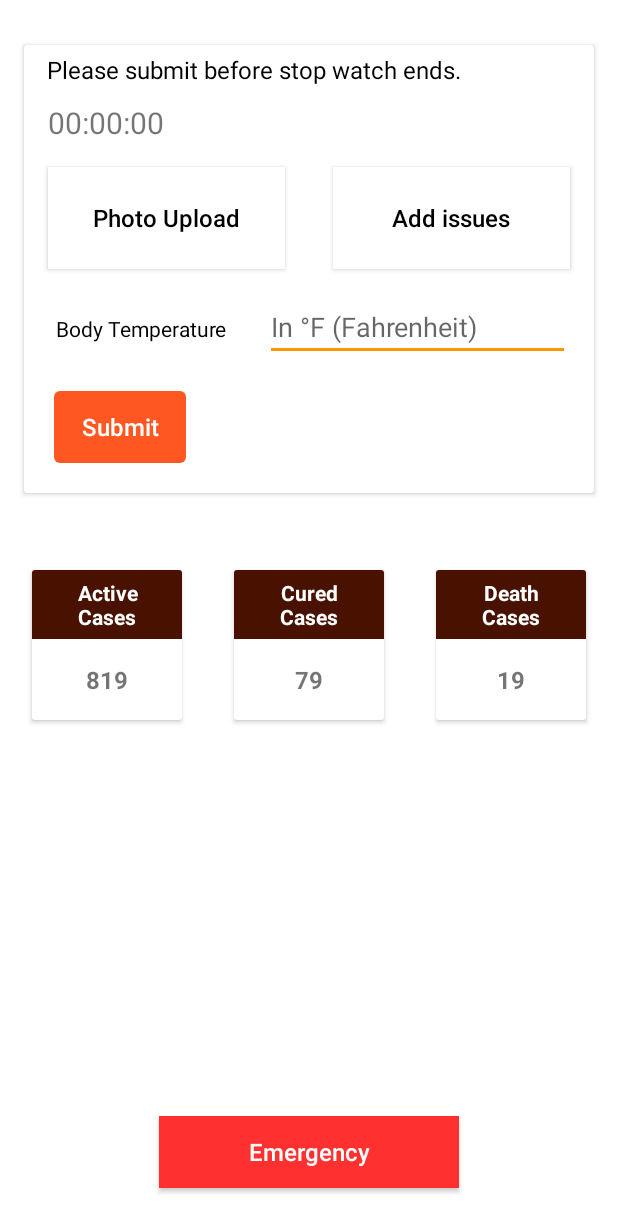
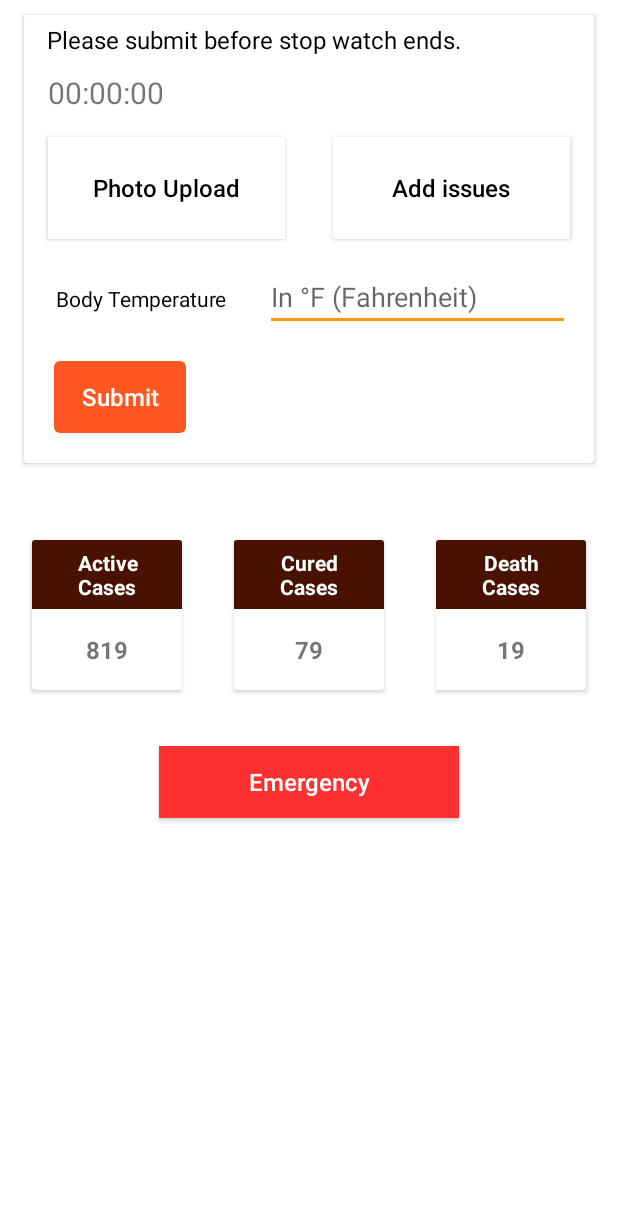
Before and after one commit to KashyapBhat/QuarantineMe, an Android app: the layout fragment_quarantined_home.xml on its own in the app's theme, with its tools: preview values and no code run, on a phone screen of 412 x 824 dp. Shown: the top 1232 px of the screen. Run offline under Robolectric (Android 15) with nearby library versions, the phone set to English and light mode, and no system bars.

Commit message:
--- banner

```diff
--- a/app/src/main/AndroidManifest.xml
+++ b/app/src/main/AndroidManifest.xml
@@ -18,6 +18,8 @@
         tools:ignore="ProtectedPermissions" />
     <uses-permission android:name="android.permission.WAKE_LOCK" />
     <uses-permission android:name="android.permission.USE_BIOMETRIC" />
+    <uses-permission android:name="android.permission.CALL_PHONE"/>
+
 
     <meta-data
         android:name="com.google.android.gms.vision.DEPENDENCIES"
--- a/app/src/main/java/kashyap/in/yajurvedaproject/models/Quarantine.kt
+++ b/app/src/main/java/kashyap/in/yajurvedaproject/models/Quarantine.kt
@@ -1,6 +1,7 @@
 package kashyap.`in`.yajurvedaproject.models
 
 import android.os.Parcelable
+import android.telephony.emergency.EmergencyNumber
 import kotlinx.android.parcel.Parcelize
 
 @Parcelize
@@ -10,5 +11,6 @@ data class Quarantine(
     val deathCase: String?,
     val informationList: List<Information?>?,
     val notificationList: List<Notification?>?,
-    val xMins: Long? = 15
+    val xMins: Long? = 15,
+    val emergencyNumber: String?
 ) : Parcelable
--- a/app/src/main/res/layout/fragment_quarantined_home.xml
+++ b/app/src/main/res/layout/fragment_quarantined_home.xml
@@ -1,16 +1,26 @@
 <?xml version="1.0" encoding="utf-8"?>
-<RelativeLayout xmlns:android="http://schemas.android.com/apk/res/android"
+<ScrollView xmlns:android="http://schemas.android.com/apk/res/android"
+    xmlns:tools="http://schemas.android.com/tools"
     android:layout_width="match_parent"
     android:layout_height="match_parent"
-    android:background="@color/white"
-    android:paddingTop="@dimen/_20dp">
+    android:background="@color/white">
 
+    <RelativeLayout
+        android:layout_width="match_parent"
+        android:layout_height="wrap_content">
+
+        <androidx.recyclerview.widget.RecyclerView
+            android:id="@+id/rvBanner"
+            android:layout_width="match_parent"
+            android:layout_height="wrap_content"
+            android:layout_alignParentTop="true"
+            android:overScrollMode="ifContentScrolls" />
 
         <androidx.cardview.widget.CardView
             android:id="@+id/cvMain"
             android:layout_width="match_parent"
             android:layout_height="wrap_content"
-        android:layout_alignParentTop="true"
+            android:layout_below="@+id/rvBanner"
             android:layout_marginStart="@dimen/_16dp"
             android:layout_marginTop="@dimen/_10dp"
             android:layout_marginEnd="@dimen/_16dp"
@@ -114,9 +124,9 @@
         </androidx.cardview.widget.CardView>
 
         <RelativeLayout
+            android:id="@+id/rvCV"
             android:layout_width="match_parent"
             android:layout_height="wrap_content"
-        android:layout_above="@+id/rlEmergency"
             android:layout_below="@+id/cvMain"
             android:layout_marginTop="@dimen/_30dp"
             android:padding="@dimen/_16dp">
@@ -231,7 +241,7 @@
             android:id="@+id/rlEmergency"
             android:layout_width="match_parent"
             android:layout_height="80dp"
-        android:layout_alignParentBottom="true"
+            android:layout_below="@+id/rvCV"
             android:layout_marginBottom="@dimen/_16dp">
 
             <Button
@@ -246,5 +256,5 @@
 
         </RelativeLayout>
 
-
     </RelativeLayout>
+</ScrollView>
```
Also changed, not shown: app/src/main/java/kashyap/in/yajurvedaproject/quarantine/BannerAdapter.java (added, +60 -0 lines), app/src/main/java/kashyap/in/yajurvedaproject/quarantine/QuarantinedHomeFragment.kt (+91 -1 lines), app/src/main/res/layout/item_banner.xml (added, +12 -0 lines). Lines whose indentation alone changed are shown as unchanged.
